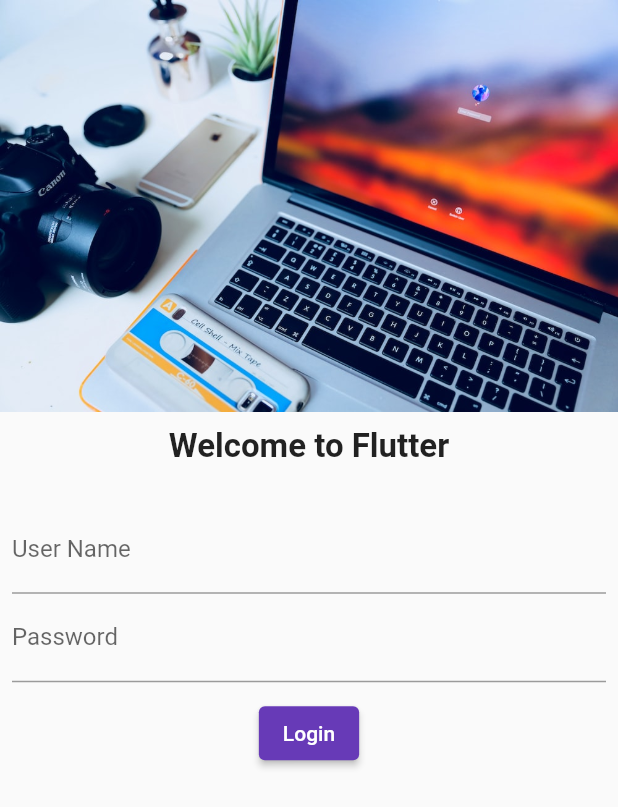
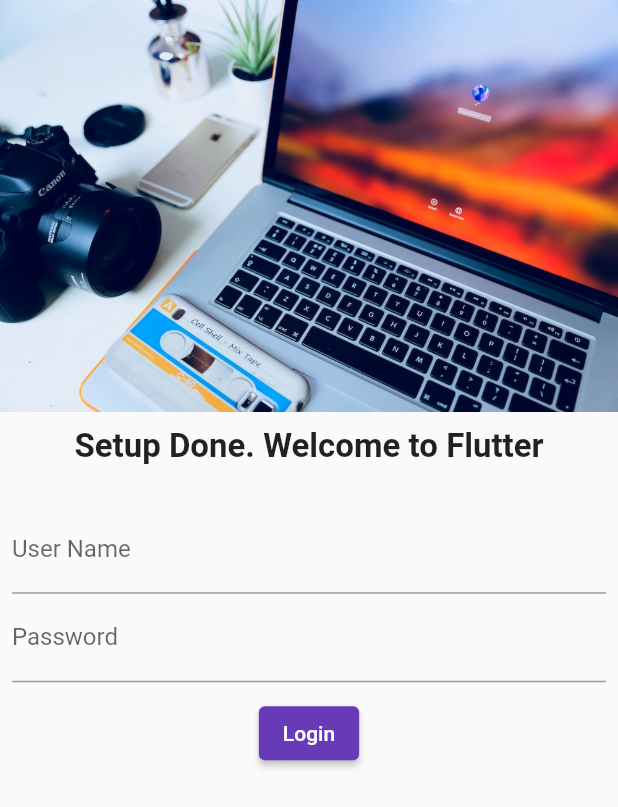
Before and after one commit to Sohaib448506/flutterCatelog, a Flutter app: the screen it shows after launch, on a phone screen of 412 x 824 dp. Shown: the top 807 px of the screen. Run offline on Flutter 3.47's test engine with Material 2 defaults, Android fonts, the phone set to English and light mode, and no system bars.

Commit message:
setup done

```diff
--- a/lib/pages/login_page.dart
+++ b/lib/pages/login_page.dart
@@ -17,7 +17,7 @@ class LoginPage extends StatelessWidget {
           height: 10.0,
         ),
         const Text(
-          "Welcome to Flutter",
+          "Setup Done. Welcome to Flutter",
           style: TextStyle(fontSize: 22, fontWeight: FontWeight.bold),
         ),
         const SizedBox(
```
